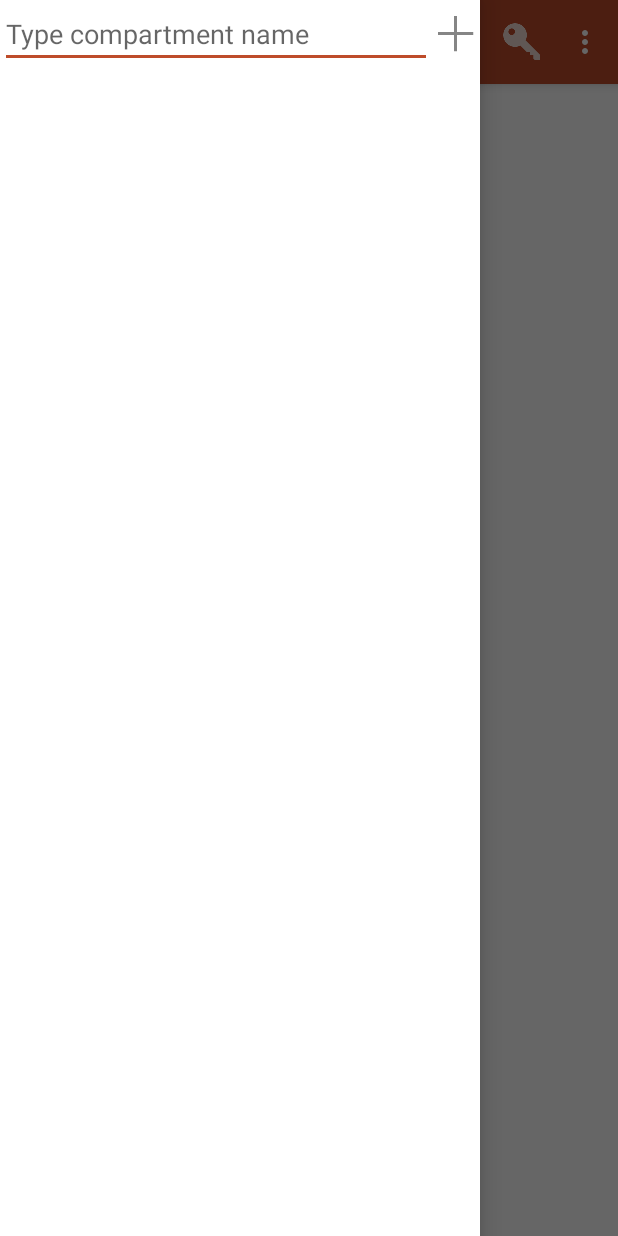
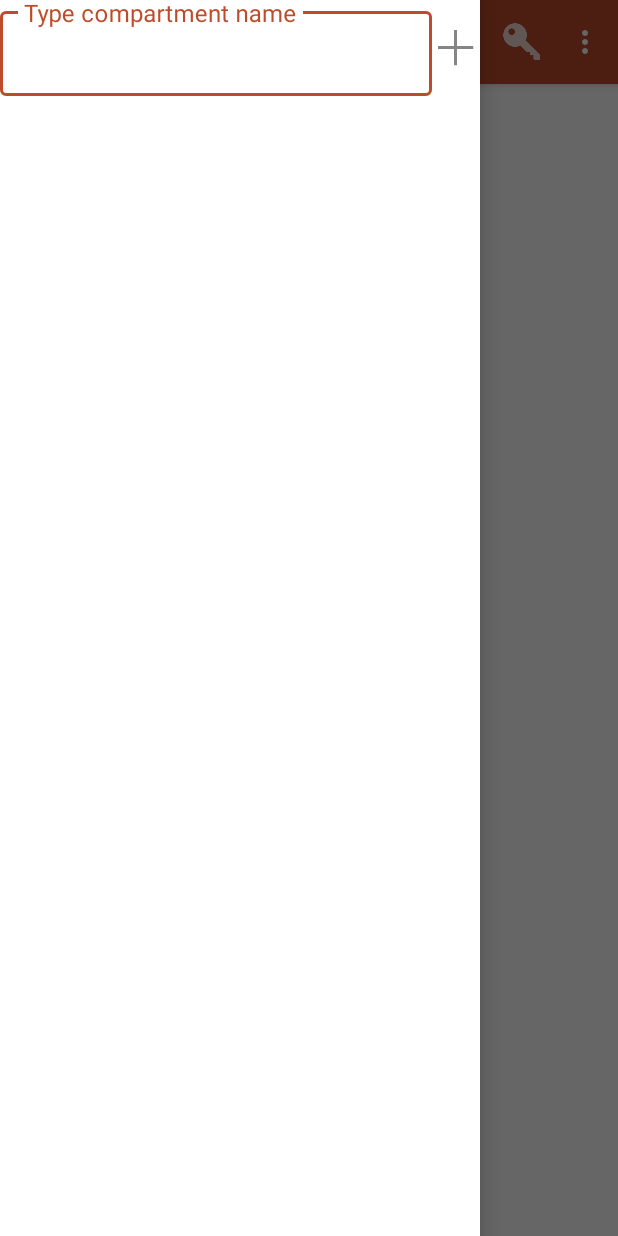
Before and after one commit to rhodul/secretbox, an Android app: the screen it shows after launch (MainActivity), with the side drawer open, on a phone screen of 412 x 824 dp. Run offline under Robolectric (Android 15) with nearby library versions, the phone set to English and light mode, and no system bars.

```diff
--- a/source/app/src/main/res/layout/activity_main.xml
+++ b/source/app/src/main/res/layout/activity_main.xml
@@ -22,8 +22,10 @@
                 android:id="@+id/toolbar"
                 android:layout_width="match_parent"
                 android:layout_height="?attr/actionBarSize"
-                android:background="?attr/colorPrimary" />
+                android:background="?attr/colorPrimary"
+                android:theme="@style/AppTheme.ToolbarOverlay" />
                 <!-- app:popupTheme, app:navigationIconTint, and android:theme attributes removed -->
+                <!-- app:titleTextAppearance removed as AppTheme.ToolbarOverlay should handle it -->
 
         </com.google.android.material.appbar.AppBarLayout>
 
--- a/source/app/src/main/res/layout/fragment_navigation_drawer.xml
+++ b/source/app/src/main/res/layout/fragment_navigation_drawer.xml
@@ -1,11 +1,11 @@
 <LinearLayout xmlns:android="http://schemas.android.com/apk/res/android"
     xmlns:tools="http://schemas.android.com/tools"
+    xmlns:app="http://schemas.android.com/apk/res-auto"
     android:orientation="vertical"
     android:layout_width="match_parent"
     android:layout_height="match_parent"
     android:padding="0dp"
-    android:background="@android:color/white"
-    tools:context="com.gnugu.shoppinglistplus.NavigationDrawerFragment" >
+    android:background="@android:color/white" >
 
     <LinearLayout
         android:orientation="horizontal"
@@ -17,16 +17,20 @@
         android:paddingStart="0dp"
         android:showDividers="none">
 
-        <EditText
-            android:id="@+id/new_compartment_name"
-            android:layout_width="match_parent"
+        <com.google.android.material.textfield.TextInputLayout
+            android:layout_width="0dp"
             android:layout_height="wrap_content"
-            android:hint="@string/compartmentNameHint"
-            android:singleLine="true"
-            android:ellipsize="end"
             android:layout_margin="0dp"
-            android:layout_weight="1" />
-            <!-- style="@style/SecretBox.TextAppearance.Title" Removed -->
+            android:layout_weight="1"
+            android:hint="@string/compartmentNameHint">
+
+            <com.google.android.material.textfield.TextInputEditText
+                android:id="@+id/new_compartment_name"
+                android:layout_width="match_parent"
+                android:layout_height="wrap_content"
+                android:singleLine="true"
+                android:ellipsize="end"/>
+        </com.google.android.material.textfield.TextInputLayout>
 
         <ImageButton
             android:id="@+id/add"
--- a/source/app/src/main/res/layout/list_item.xml
+++ b/source/app/src/main/res/layout/list_item.xml
@@ -12,6 +12,7 @@
         android:layout_height="wrap_content"
         android:singleLine="true"
         android:textAppearance="?attr/textAppearanceSubtitle1"
+        android:textStyle="bold"
         android:ellipsize="marquee"
         android:gravity="center_vertical|left" />
 
--- a/source/app/src/main/res/values/styles.xml
+++ b/source/app/src/main/res/values/styles.xml
@@ -22,8 +22,28 @@
         <item name="colorControlNormal">@color/white</item> <!-- Project-defined white -->
         <item name="android:textColorSecondary">@color/white</item> <!-- Project-defined white, also influences icon colors -->
 
+        <!-- Default hint text color for basic EditText (TextInputLayout has its own) -->
+        <item name="android:textColorHint">@color/grey_transparent</item>
+
         <!-- Custom AlertDialog Theme -->
         <item name="materialAlertDialogTheme">@style/AppTheme.MaterialAlertDialog</item>
+
+        <!-- Default TextInputLayout style -->
+        <item name="textInputStyle">@style/AppTheme.TextInputLayout.OutlinedBox</item>
+    </style>
+
+    <!-- Toolbar Title Text Appearance (kept for potential direct use, but overlay is preferred) -->
+    <style name="AppTheme.Toolbar.TitleText" parent="TextAppearance.Widget.AppCompat.Toolbar.Title">
+        <item name="android:textColor">@color/white</item>
+    </style>
+
+    <!-- Specific Toolbar Overlay Theme -->
+    <style name="AppTheme.ToolbarOverlay" parent="ThemeOverlay.AppCompat.Dark.ActionBar">
+        <!-- This theme forces dark (e.g., brown) toolbar with light (e.g., white) text -->
+        <item name="android:textColorPrimary">@color/white</item>
+        <item name="android:textColorSecondary">@color/white</item>
+        <item name="colorControlNormal">@color/white</item>
+        <item name="titleTextColor">@color/white</item> <!-- More specific for title -->
     </style>
 
     <!-- Custom AlertDialog Theme -->
@@ -45,6 +65,18 @@
         <item name="android:textColor">@color/apptheme_color</item>
     </style>
 
+    <!-- TextInputLayout Styles -->
+    <style name="AppTheme.TextInputLayout.OutlinedBox" parent="Widget.MaterialComponents.TextInputLayout.OutlinedBox">
+        <item name="hintTextAppearance">@style/AppTheme.TextInputLayout.HintText.Outlined</item>
+        <item name="boxStrokeColor">@color/apptheme_color</item> <!-- Outline color when focused -->
+        <item name="android:textColorHint">@color/grey_transparent</item> <!-- Default hint color (unfocused, non-floating) -->
+    </style>
+
+    <style name="AppTheme.TextInputLayout.HintText.Outlined" parent="TextAppearance.MaterialComponents.Subtitle1">
+        <item name="android:textColor">@color/grey_transparent</item> <!-- Color of the floating hint when text is entered/focused -->
+        <item name="android:textStyle">bold</item>
+    </style>
+
     <!-- Fullscreen Theme (remains as is, if used) -->
     <style name="FullscreenTheme" parent="android:Theme.NoTitleBar">
         <item name="android:windowContentOverlay">@null</item>
```
Also changed, not shown: source/app/src/main/res/layout/activity_edit.xml (+15 -7 lines), source/app/src/main/res/layout/fragment_secret_editor.xml (+19 -7 lines).
